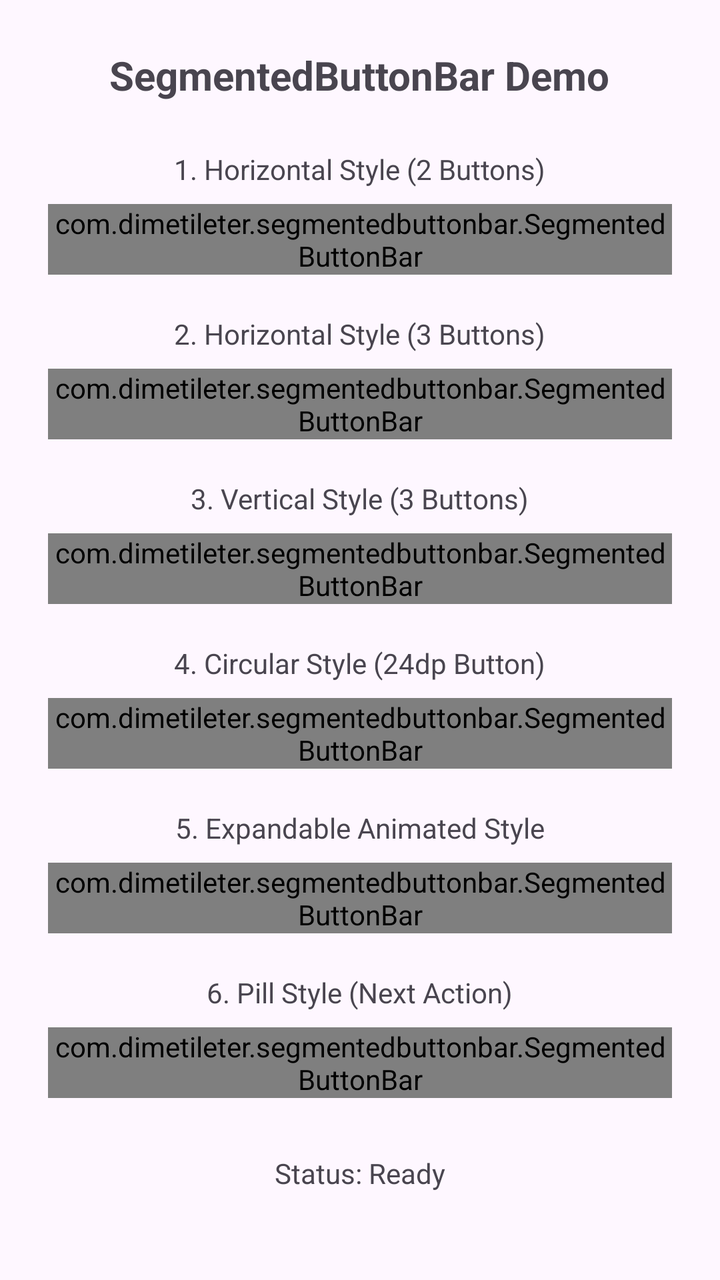
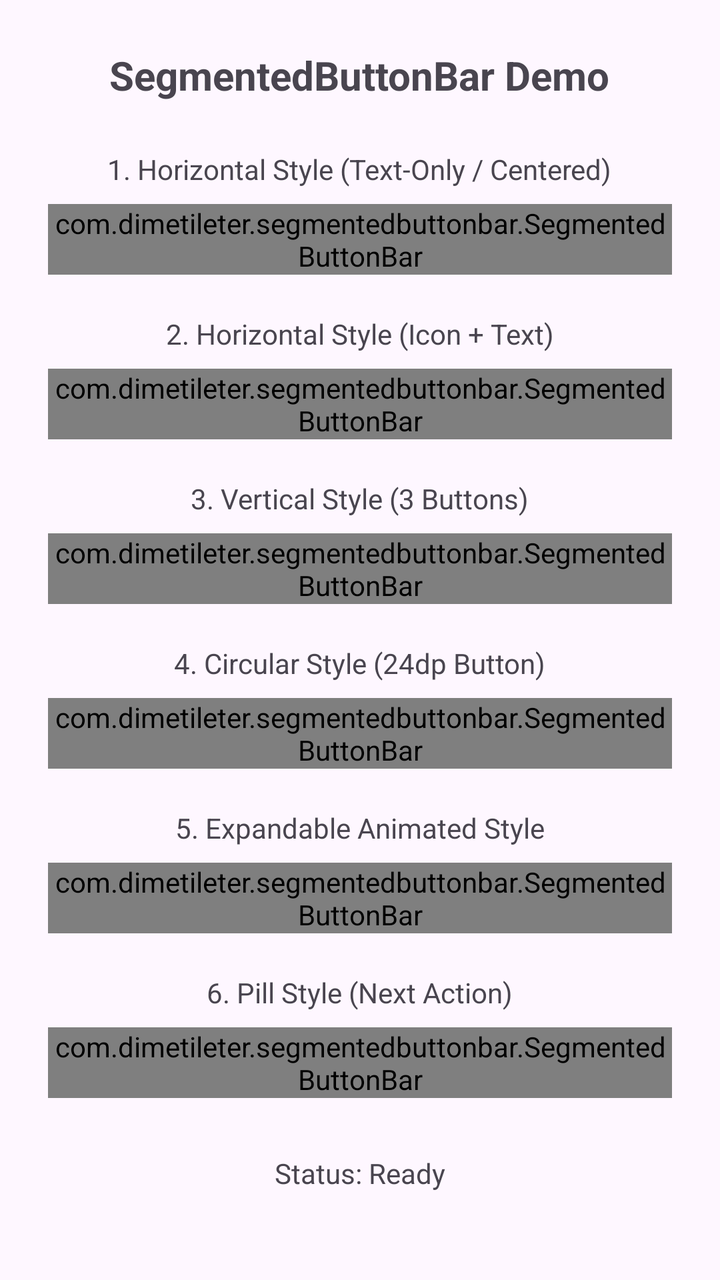

The first picture is an Android layout as it rendered before a commit; the second is the same layout after the commit. The layout source and the unified diff follow.
<!-- AndroidManifest.xml: application theme Theme.SegmentedButtons -->
<!-- res/layout/activity_main.xml -->
<?xml version="1.0" encoding="utf-8"?>
<ScrollView xmlns:android="http://schemas.android.com/apk/res/android"
    xmlns:app="http://schemas.android.com/apk/res-auto"
    xmlns:tools="http://schemas.android.com/tools"
    android:id="@+id/main"
    android:layout_width="match_parent"
    android:layout_height="match_parent"
    tools:context=".MainActivity">

    <LinearLayout
        android:layout_width="match_parent"
        android:layout_height="wrap_content"
        android:orientation="vertical"
        android:gravity="center_horizontal"
        android:padding="24dp">

        <TextView
            android:layout_width="wrap_content"
            android:layout_height="wrap_content"
            android:text="SegmentedButtonBar Demo"
            android:textSize="20sp"
            android:textStyle="bold"
            android:layout_marginBottom="24dp" />

        
        <TextView
            android:layout_width="wrap_content"
            android:layout_height="wrap_content"
            android:text="1. Horizontal Style (2 Buttons)"
            android:layout_marginBottom="8dp" />

        <com.dimetileter.segmentedbuttonbar.SegmentedButtonBar
            android:id="@+id/horizontalBar2"
            android:layout_width="match_parent"
            android:layout_height="wrap_content"
            app:sbStyle="horizontal"
            app:sbButtonCount="2"
            app:sbButton1Text="Camera"
            app:sbButton2Text="Gallery"
            android:layout_marginBottom="20dp" />

        
        <TextView
            android:layout_width="wrap_content"
            android:layout_height="wrap_content"
            android:text="2. Horizontal Style (3 Buttons)"
            android:layout_marginBottom="8dp" />

        <com.dimetileter.segmentedbuttonbar.SegmentedButtonBar
            android:id="@+id/horizontalBar3"
            android:layout_width="match_parent"
            android:layout_height="wrap_content"
            app:sbStyle="horizontal"
            app:sbButtonCount="3"
            app:sbButton1Text="All"
            app:sbButton2Text="Favorites"
            app:sbButton3Text="Archived"
            android:layout_marginBottom="20dp" />

        
        <TextView
            android:layout_width="wrap_content"
            android:layout_height="wrap_content"
            android:text="3. Vertical Style (3 Buttons)"
            android:layout_marginBottom="8dp" />

        <com.dimetileter.segmentedbuttonbar.SegmentedButtonBar
            android:id="@+id/verticalBar3"
            android:layout_width="wrap_content"
            android:layout_height="wrap_content"
            app:sbStyle="vertical"
            app:sbButtonCount="3"
            android:layout_marginBottom="20dp" />

        
        <TextView
            android:layout_width="wrap_content"
            android:layout_height="wrap_content"
            android:text="4. Circular Style (24dp Button)"
            android:layout_marginBottom="8dp" />

        <com.dimetileter.segmentedbuttonbar.SegmentedButtonBar
            android:id="@+id/circularBar"
            android:layout_width="wrap_content"
            android:layout_height="wrap_content"
            app:sbStyle="circular"
            android:layout_marginBottom="20dp" />

        
        <TextView
            android:layout_width="wrap_content"
            android:layout_height="wrap_content"
            android:text="5. Expandable Animated Style"
            android:layout_marginBottom="8dp" />

        <com.dimetileter.segmentedbuttonbar.SegmentedButtonBar
            android:id="@+id/expandableBar"
            android:layout_width="wrap_content"
            android:layout_height="wrap_content"
            app:sbStyle="expandable"
            app:sbButtonCount="3"
            android:layout_marginBottom="20dp" />

        
        <TextView
            android:layout_width="wrap_content"
            android:layout_height="wrap_content"
            android:text="6. Pill Style (Next Action)"
            android:layout_marginBottom="8dp" />

        <com.dimetileter.segmentedbuttonbar.SegmentedButtonBar
            android:id="@+id/pillNextBar"
            android:layout_width="wrap_content"
            android:layout_height="wrap_content"
            app:sbStyle="pill"
            app:sbPillType="next"
            android:layout_marginBottom="20dp" />

        
        <TextView
            android:id="@+id/statusText"
            android:layout_width="wrap_content"
            android:layout_height="wrap_content"
            android:text="Status: Ready"
            android:textSize="14sp"
            android:layout_marginTop="8dp" />
    </LinearLayout>
</ScrollView>
<!-- resources referenced by this layout -->
<resources>
  <style name="Theme.SegmentedButtons" parent="Base.Theme.SegmentedButtons" />
  <style name="Base.Theme.SegmentedButtons" parent="Theme.Material3.DayNight.NoActionBar">
          
          
      </style>
</resources>

<!-- the commit's change to res/layout/activity_main.xml (unified diff, before → after) -->
@@ -26,35 +26,37 @@
         <TextView
             android:layout_width="wrap_content"
             android:layout_height="wrap_content"
-            android:text="1. Horizontal Style (2 Buttons)"
+            android:text="1. Horizontal Style (Text-Only / Centered)"
             android:layout_marginBottom="8dp" />
 
         <com.dimetileter.segmentedbuttonbar.SegmentedButtonBar
-            android:id="@+id/horizontalBar2"
+            android:id="@+id/horizontalBarTextOnly"
             android:layout_width="match_parent"
             android:layout_height="wrap_content"
             app:sbStyle="horizontal"
-            app:sbButtonCount="2"
-            app:sbButton1Text="Camera"
-            app:sbButton2Text="Gallery"
+            app:sbButtonCount="3"
+            app:sbButton1Text="Day"
+            app:sbButton2Text="Week"
+            app:sbButton3Text="Month"
             android:layout_marginBottom="20dp" />
 
         
         <TextView
             android:layout_width="wrap_content"
             android:layout_height="wrap_content"
-            android:text="2. Horizontal Style (3 Buttons)"
+            android:text="2. Horizontal Style (Icon + Text)"
             android:layout_marginBottom="8dp" />
 
         <com.dimetileter.segmentedbuttonbar.SegmentedButtonBar
-            android:id="@+id/horizontalBar3"
+            android:id="@+id/horizontalBarIconText"
             android:layout_width="match_parent"
             android:layout_height="wrap_content"
             app:sbStyle="horizontal"
-            app:sbButtonCount="3"
-            app:sbButton1Text="All"
-            app:sbButton2Text="Favorites"
-            app:sbButton3Text="Archived"
+            app:sbButtonCount="2"
+            app:sbButton1Icon="@drawable/ic_sb_arrow_back"
+            app:sbButton1Text="Previous"
+            app:sbButton2Icon="@drawable/ic_sb_arrow_next"
+            app:sbButton2Text="Next"
             android:layout_marginBottom="20dp" />
 
         
@@ -70,6 +72,9 @@
             android:layout_height="wrap_content"
             app:sbStyle="vertical"
             app:sbButtonCount="3"
+            app:sbButton1Icon="@drawable/ic_sb_arrow_next"
+            app:sbButton2Icon="@drawable/ic_sb_arrow_back"
+            app:sbButton3Icon="@drawable/ic_sb_arrow_next"
             android:layout_marginBottom="20dp" />
 
         
@@ -84,6 +89,7 @@
             android:layout_width="wrap_content"
             android:layout_height="wrap_content"
             app:sbStyle="circular"
+            app:sbButton1Icon="@drawable/ic_sb_arrow_next"
             android:layout_marginBottom="20dp" />
 
         
@@ -99,6 +105,9 @@
             android:layout_height="wrap_content"
             app:sbStyle="expandable"
             app:sbButtonCount="3"
+            app:sbButton1Icon="@drawable/ic_sb_arrow_next"
+            app:sbButton2Icon="@drawable/ic_sb_arrow_back"
+            app:sbButton3Icon="@drawable/ic_sb_arrow_next"
             android:layout_marginBottom="20dp" />
 
         
<!-- resource entries referenced after the edit -->
@@ -1,5 +1,27 @@
 <!-- resources referenced by this layout -->
 <resources>
+  <!-- drawable ic_sb_arrow_back (drawable) -->
+  <vector xmlns:android="http://schemas.android.com/apk/res/android"
+      android:width="24dp"
+      android:height="24dp"
+      android:viewportWidth="24"
+      android:viewportHeight="24"
+      android:tint="?android:attr/colorControlNormal">
+      <path
+          android:fillColor="@android:color/white"
+          android:pathData="M15.41,7.41L10.83,12l4.58,4.59L14,18l-6,-6l6,-6L15.41,7.41z"/>
+  </vector>
+  <!-- drawable ic_sb_arrow_next (drawable) -->
+  <vector xmlns:android="http://schemas.android.com/apk/res/android"
+      android:width="24dp"
+      android:height="24dp"
+      android:viewportWidth="24"
+      android:viewportHeight="24"
+      android:tint="?android:attr/colorControlNormal">
+      <path
+          android:fillColor="@android:color/white"
+          android:pathData="M8.59,16.59L13.17,12L8.59,7.41L10,6l6,6l-6,6L8.59,16.59z"/>
+  </vector>
   <style name="Theme.SegmentedButtons" parent="Base.Theme.SegmentedButtons" />
   <style name="Base.Theme.SegmentedButtons" parent="Theme.Material3.DayNight.NoActionBar">
           
